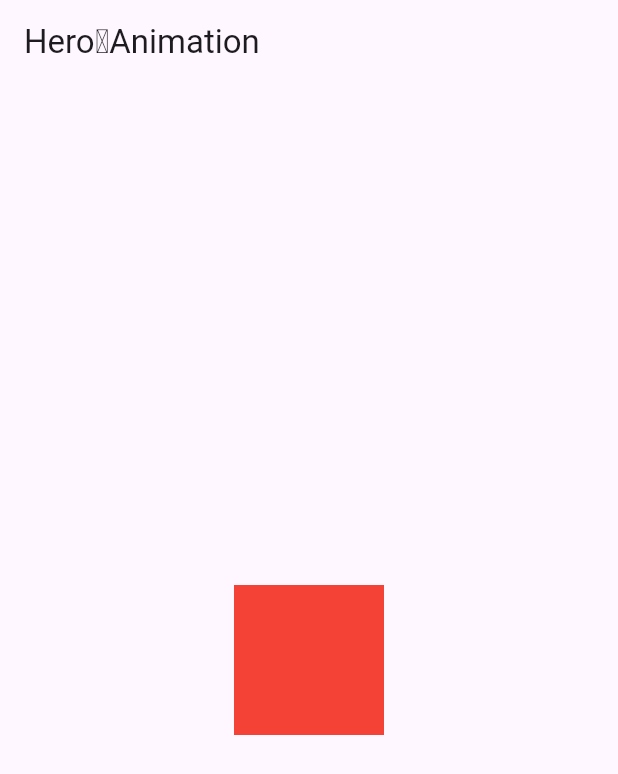
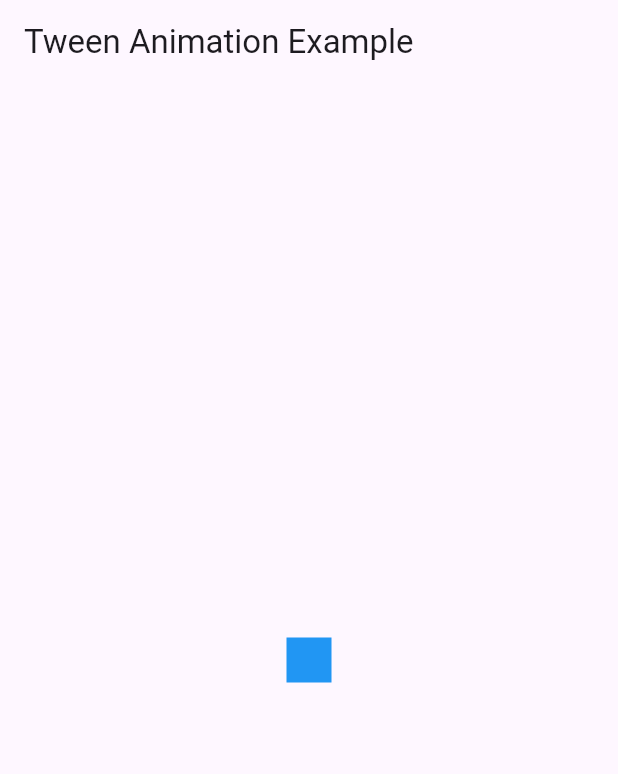
Before and after one commit to bushrahashem/tasks, a Flutter app: the screen it shows after launch, on a phone screen of 412 x 824 dp. Shown: the top 774 px of the screen. Run offline on Flutter 3.47's test engine with Material 3 defaults, Android fonts, the phone set to English and light mode, and no system bars.

Commit message:
task15 11:59 16/2

```diff
--- a/lib/main.dart
+++ b/lib/main.dart
@@ -38,7 +38,7 @@ class MyApp extends StatelessWidget {
         useMaterial3: true,
       ),
       // Set the home widget to the task you want to use
-      home: const Task15(),
+      home: Task15(),
     );
   }
 }
--- a/lib/tasks/task15.dart
+++ b/lib/tasks/task15.dart
@@ -1,65 +1,54 @@
 import 'package:flutter/material.dart';
 
-//
+//Animation
 void main() {
-  runApp(MyApp());
+  runApp(Task15());
 }
 
-class MyApp extends StatelessWidget {
+class Task15 extends StatefulWidget {
+  @override
+  _Task15State createState() => _Task15State();
+}
+
+class _Task15State extends State<Task15> with SingleTickerProviderStateMixin {
+  late AnimationController _controller;
+  late Animation<double> _animation;
+
+  @override
+  void initState() {
+    super.initState();
+    _controller = AnimationController(
+      duration: Duration(seconds: 2),
+      vsync: this,
+    );
+    _animation = Tween<double>(begin: 0, end: 300).animate(_controller);
+    _controller.repeat(reverse: true);
+  }
+
   @override
   Widget build(BuildContext context) {
     return MaterialApp(
-      home: Task15(),
-    );
-  }
-}
-
-class Task15 extends StatelessWidget {
-  const Task15({super.key});
-
-  @override
-  Widget build(BuildContext context) {
-    return Scaffold(
-      appBar: AppBar(title: Text("Hero␣Animation")),
-      body: Center(
-        child: GestureDetector(
-          onTap: () {
-            Navigator.push(
-              context,
-              MaterialPageRoute(builder: (context) => SecondScreen()),
-            );
-          },
-          child: Hero(
-            tag: 'hero-tag',
-            child: Container(
-              width: 100,
-              height: 100,
-              color: Colors.red,
-            ),
+      home: Scaffold(
+        appBar: AppBar(title: Text("Tween Animation Example")),
+        body: Center(
+          child: AnimatedBuilder(
+            animation: _animation,
+            builder: (context, child) {
+              return Container(
+                width: _animation.value,
+                height: _animation.value,
+                color: Colors.blue,
+              );
+            },
           ),
         ),
       ),
     );
   }
-}
-
-class SecondScreen extends StatelessWidget {
-  const SecondScreen({super.key});
 
   @override
-  Widget build(BuildContext context) {
-    return Scaffold(
-      appBar: AppBar(title: Text("Second␣Screen")),
-      body: Center(
-        child: Hero(
-          tag: 'hero-tag',
-          child: Container(
-            width: 200,
-            height: 200,
-            color: Colors.red,
-          ),
-        ),
-      ),
-    );
+  void dispose() {
+    _controller.dispose();
+    super.dispose();
   }
 }
```
